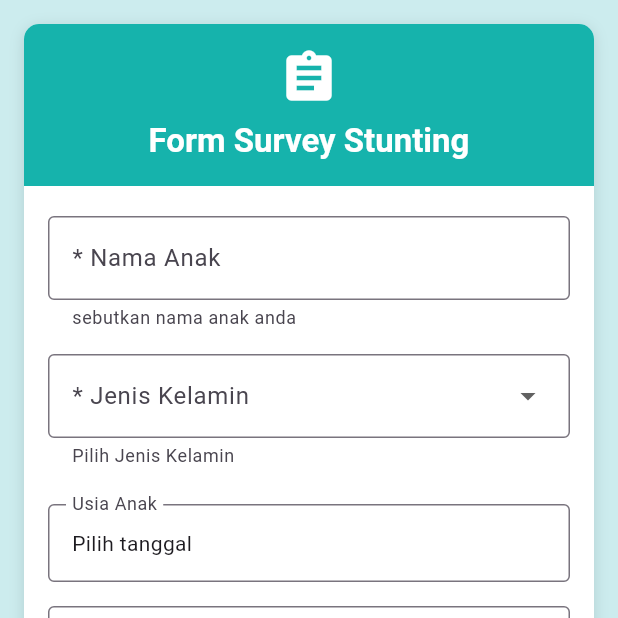
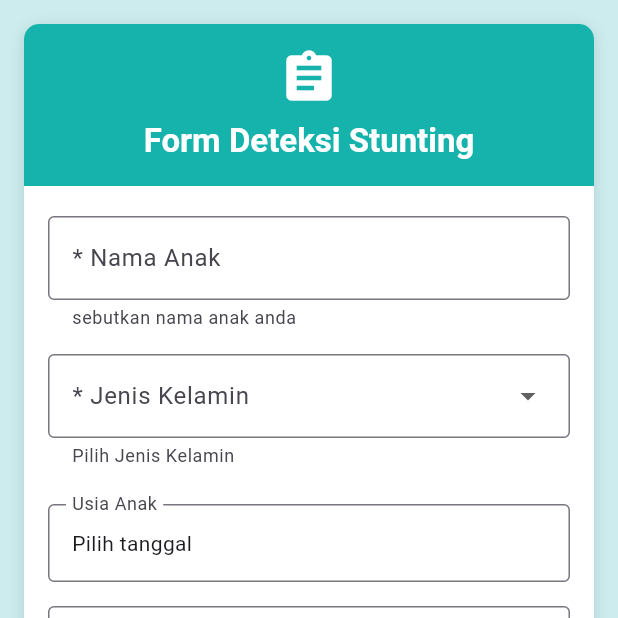
Before and after one commit to IlhamAbdul07/Flutter-CegahStuntingPuskesmasBojongsari, a Flutter app: the SurveyWidget screen opened directly, on a phone screen of 412 x 824 dp, the top half of it. Run offline on Flutter 3.47's test engine with Material 3 defaults, Android fonts, the light colour scheme and no system bars; drawn by our look-alikes of reactive_forms; our stand-ins replace data_table_2, flutter_svg, googleapis_auth, shared_preferences, typewritertext; missing offline and left inert: googleapis; accounts and stored records are empty; network calls fail; project files that could hold a hidden picture were left out.

Commit message:
Done versi #3

```diff
--- a/lib/widgets/hasil_survey.dart
+++ b/lib/widgets/hasil_survey.dart
@@ -28,7 +28,7 @@ class _HasilSurveyState extends State<HasilSurvey> {
   @override
   Widget build(BuildContext context) {
     return Scaffold(
-      appBar: AppBar(title: const Text("Detail Hasil Survey")),
+      appBar: AppBar(title: const Text("Detail Deteksi Stunting")),
       backgroundColor: CustomColor.blueSecondary,
       body: FutureBuilder<Map<String, dynamic>>(
         future: futureData,
@@ -67,7 +67,7 @@ class _HasilSurveyState extends State<HasilSurvey> {
                       children: [
                         // Header
                         Text(
-                          "📋 Hasil Survey Anak",
+                          "📋 Hasil Deteksi Stunting Anak",
                           style: Theme.of(context).textTheme.headlineMedium
                               ?.copyWith(
                                 fontWeight: FontWeight.bold,
@@ -78,7 +78,8 @@ class _HasilSurveyState extends State<HasilSurvey> {
 
                         // Render data
                         ...data.entries.map((e) {
-                          final key = e.key.replaceAll("_", " ").toUpperCase();
+                          final key = e.key.replaceAll("_", " ");
+                          //.toUpperCase()
                           final value = e.value.toString();
 
                           // Highlight field khusus
--- a/lib/widgets/header.dart
+++ b/lib/widgets/header.dart
@@ -15,7 +15,7 @@ class Header extends StatelessWidget {
           // SiteLogo(onTap: onLogoTap),
           Image.asset('assets/logo.png', width: 100, height: 100),
           Text(
-            'Pusekesmas Bojong Sari',
+            'Puskesmas Bojongsari',
             style: TextStyle(
               fontWeight: FontWeight.w300,
               color: Colors.white,
--- a/lib/widgets/laporan_widget.dart
+++ b/lib/widgets/laporan_widget.dart
@@ -66,7 +66,7 @@ class _LaporanWidgetState extends State<LaporanWidget> {
                         color: CustomColor.greenMain,
                         child: Center(
                           child: Text(
-                            "Laporan Rekap Stunting",
+                            "Laporan Riwayat Deteksi Stunting",
                             style: TextStyle(
                               fontSize: constraints.maxWidth * 0.025,
                               fontWeight: FontWeight.bold,
--- a/lib/widgets/login_card2.dart
+++ b/lib/widgets/login_card2.dart
@@ -52,7 +52,7 @@ class LoginCard2 extends StatelessWidget {
                         ),
                       ),
                       Text(
-                        'Data Stunting Puskesmas Bojong Sari',
+                        'Data Stunting Puskesmas Bojongsari',
                         style: TextStyle(
                           fontSize: 20,
                           fontWeight: FontWeight.bold,
--- a/lib/widgets/survey_widget.dart
+++ b/lib/widgets/survey_widget.dart
@@ -110,7 +110,7 @@ class _SurveyWidgetState extends State<SurveyWidget> {
                             ),
                             const SizedBox(height: 8),
                             Text(
-                              "Form Survey Stunting",
+                              "Form Deteksi Stunting",
                               style: Theme.of(context).textTheme.titleLarge
                                   ?.copyWith(
                                     color: Colors.white,
--- a/pubspec.yaml
+++ b/pubspec.yaml
@@ -71,7 +71,10 @@ flutter:
 
   # To add assets to your application, add an assets section, like this:
   assets:
-   - assets/
+   - assets/home1.png
+   - assets/home2.png
+   - assets/siteIcon.png
+   - assets/logo.png
    - assets/icons/
   #   - images/a_dot_burr.jpeg
   #   - images/a_dot_ham.jpeg
```
Also changed, not shown: lib/constants/gsheet_helper.dart (+6 -6 lines), 1 other file.
